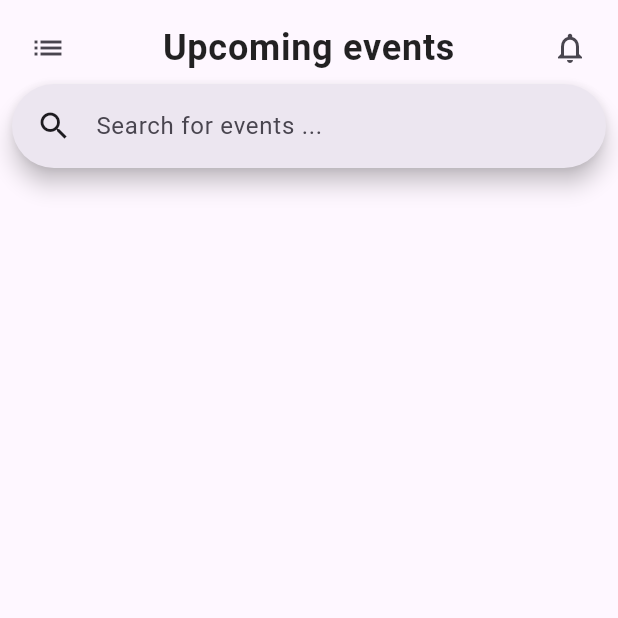
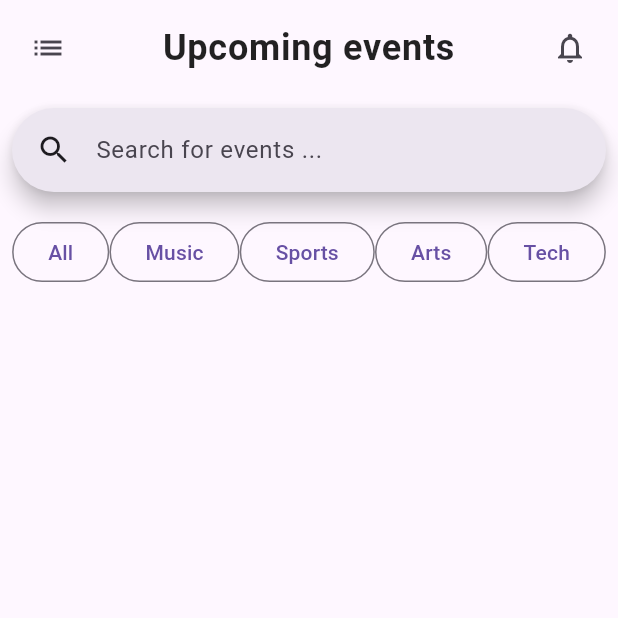
Before and after one commit to badis-byte/dzevent, a Flutter app: the EventFeed screen opened directly, on a phone screen of 412 x 824 dp, the top half of it. Run offline on Flutter 3.47's test engine with Material 3 defaults, Android fonts, the phone set to English and light mode, and no system bars.

Commit message:
feat: add filters bar

```diff
--- a/lib/screens/event_feed.dart
+++ b/lib/screens/event_feed.dart
@@ -12,6 +12,7 @@ class EventFeed extends StatelessWidget {
       body: Padding(
         padding: const EdgeInsets.all(8.0),
         child: Column(
+          spacing: 16.0,
           children: [
             Row(
               children: [
@@ -33,9 +34,26 @@ class EventFeed extends StatelessWidget {
               suggestionsBuilder: (context, controller) => [],
               barHintText: "Search for events ...",
             ),
+            Filters(),
           ],
         ),
       ),
     );
   }
 }
+
+class Filters extends StatelessWidget {
+  final _filters = ["All", "Music", "Sports", "Arts", "Tech"];
+  Filters({super.key});
+
+  @override
+  Widget build(BuildContext context) {
+    return Row(
+      mainAxisAlignment: MainAxisAlignment.spaceAround,
+      children: [
+        for (final filter in _filters)
+          OutlinedButton(onPressed: () {}, child: Text(filter)),
+      ],
+    );
+  }
+}
```
